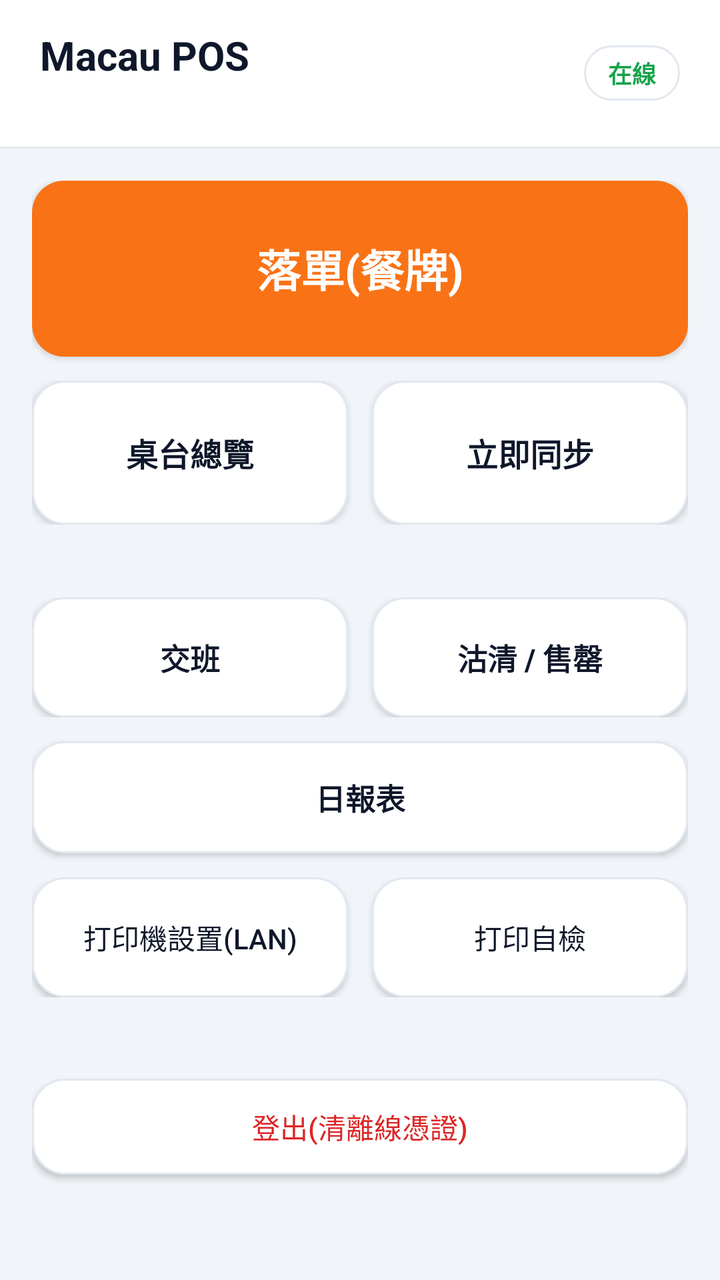
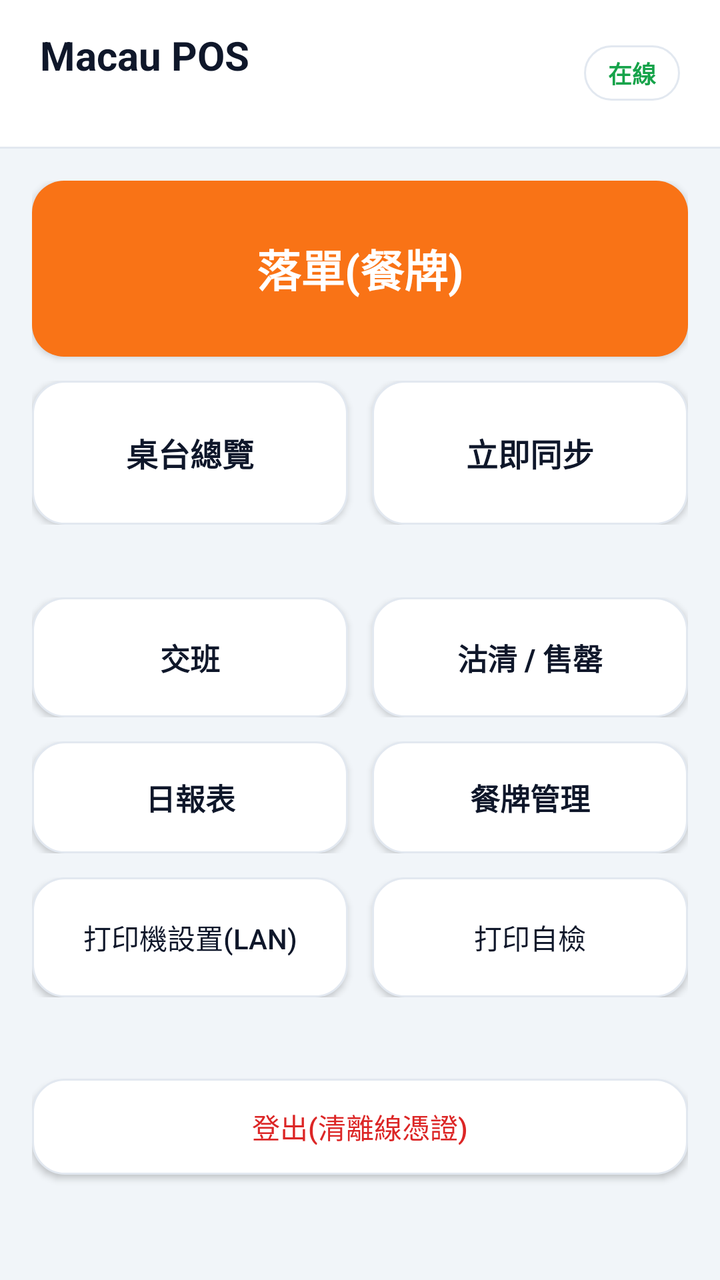

The first picture is an Android layout as it rendered before a commit; the second is the same layout after the commit. The layout source and the unified diff follow.
<!-- AndroidManifest.xml: application theme Theme.MacauposNative -->
<!-- res/layout/activity_home.xml -->
<?xml version="1.0" encoding="utf-8"?>
<LinearLayout xmlns:android="http://schemas.android.com/apk/res/android"
    android:layout_width="match_parent"
    android:layout_height="match_parent"
    android:orientation="vertical"
    android:background="@color/bg_screen">

    
    <LinearLayout
        android:layout_width="match_parent"
        android:layout_height="wrap_content"
        android:orientation="horizontal"
        android:gravity="center_vertical"
        android:background="@color/card"
        android:paddingHorizontal="20dp"
        android:paddingVertical="14dp">

        <LinearLayout
            android:layout_width="0dp"
            android:layout_height="wrap_content"
            android:layout_weight="1"
            android:orientation="vertical">

            <TextView
                android:id="@+id/txtStoreName"
                android:layout_width="wrap_content"
                android:layout_height="wrap_content"
                android:text="@string/home_title"
                android:textColor="@color/text_primary"
                android:textSize="20sp"
                android:textStyle="bold" />

            <TextView
                android:id="@+id/txtMeta"
                android:layout_width="wrap_content"
                android:layout_height="wrap_content"
                android:layout_marginTop="2dp"
                android:textColor="@color/text_secondary"
                android:textSize="12sp" />
        </LinearLayout>

        <TextView
            android:id="@+id/txtOffline"
            android:layout_width="wrap_content"
            android:layout_height="wrap_content"
            android:background="@drawable/bg_btn_outline"
            android:paddingHorizontal="12dp"
            android:paddingVertical="5dp"
            android:text="在線"
            android:textColor="@color/ok_green"
            android:textSize="12sp"
            android:textStyle="bold" />
    </LinearLayout>

    <View
        android:layout_width="match_parent"
        android:layout_height="1dp"
        android:background="@color/card_border" />

    
    <ScrollView
        android:layout_width="match_parent"
        android:layout_height="0dp"
        android:layout_weight="1"
        android:fillViewport="true">

        <LinearLayout
            android:layout_width="match_parent"
            android:layout_height="wrap_content"
            android:orientation="vertical"
            android:padding="16dp">

            
            <Button
                android:id="@+id/btnOrder"
                android:layout_width="match_parent"
                android:layout_height="88dp"
                android:background="@drawable/bg_btn_accent"
                android:text="落單(餐牌)"
                android:textColor="@color/card"
                android:textSize="22sp"
                android:textStyle="bold" />

            <LinearLayout
                android:layout_width="match_parent"
                android:layout_height="wrap_content"
                android:layout_marginTop="12dp"
                android:orientation="horizontal">

                <Button
                    android:id="@+id/btnTables"
                    android:layout_width="0dp"
                    android:layout_height="72dp"
                    android:layout_weight="1"
                    android:background="@drawable/bg_btn_outline"
                    android:text="桌台總覽"
                    android:textColor="@color/text_primary"
                    android:textSize="16sp"
                    android:textStyle="bold" />

                <Button
                    android:id="@+id/btnSync"
                    android:layout_width="0dp"
                    android:layout_height="72dp"
                    android:layout_marginStart="12dp"
                    android:layout_weight="1"
                    android:background="@drawable/bg_btn_outline"
                    android:text="立即同步"
                    android:textColor="@color/text_primary"
                    android:textSize="16sp"
                    android:textStyle="bold" />
            </LinearLayout>

            <TextView
                android:id="@+id/txtSyncState"
                android:layout_width="match_parent"
                android:layout_height="wrap_content"
                android:layout_marginTop="8dp"
                android:gravity="center"
                android:textColor="@color/text_secondary"
                android:textSize="12sp" />

            <LinearLayout
                android:layout_width="match_parent"
                android:layout_height="wrap_content"
                android:layout_marginTop="12dp"
                android:orientation="horizontal">

                <Button
                    android:id="@+id/btnShift"
                    android:layout_width="0dp"
                    android:layout_height="60dp"
                    android:layout_weight="1"
                    android:background="@drawable/bg_btn_outline"
                    android:text="交班"
                    android:textColor="@color/text_primary"
                    android:textSize="15sp"
                    android:textStyle="bold" />

                <Button
                    android:id="@+id/btnSoldOut"
                    android:layout_width="0dp"
                    android:layout_height="60dp"
                    android:layout_marginStart="12dp"
                    android:layout_weight="1"
                    android:background="@drawable/bg_btn_outline"
                    android:text="沽清 / 售罄"
                    android:textColor="@color/text_primary"
                    android:textSize="15sp"
                    android:textStyle="bold" />
            </LinearLayout>

            <Button
                android:id="@+id/btnReport"
                android:layout_width="match_parent"
                android:layout_height="56dp"
                android:layout_marginTop="12dp"
                android:background="@drawable/bg_btn_outline"
                android:text="日報表"
                android:textColor="@color/text_primary"
                android:textSize="15sp"
                android:textStyle="bold" />

            <LinearLayout
                android:layout_width="match_parent"
                android:layout_height="wrap_content"
                android:layout_marginTop="12dp"
                android:orientation="horizontal">

                <Button
                    android:id="@+id/btnPrinter"
                    android:layout_width="0dp"
                    android:layout_height="60dp"
                    android:layout_weight="1"
                    android:background="@drawable/bg_btn_outline"
                    android:text="打印機設置(LAN)"
                    android:textColor="@color/text_primary"
                    android:textSize="14sp" />

                <Button
                    android:id="@+id/btnSelfTest"
                    android:layout_width="0dp"
                    android:layout_height="60dp"
                    android:layout_marginStart="12dp"
                    android:layout_weight="1"
                    android:background="@drawable/bg_btn_outline"
                    android:text="打印自檢"
                    android:textColor="@color/text_primary"
                    android:textSize="14sp" />
            </LinearLayout>

            <TextView
                android:id="@+id/txtSelfTest"
                android:layout_width="match_parent"
                android:layout_height="wrap_content"
                android:layout_marginTop="6dp"
                android:fontFamily="monospace"
                android:gravity="center"
                android:textColor="@color/text_faint"
                android:textSize="11sp" />

            <Button
                android:id="@+id/btnLogout"
                android:layout_width="match_parent"
                android:layout_height="48dp"
                android:layout_marginTop="20dp"
                android:background="@drawable/bg_btn_outline"
                android:text="登出(清離線憑證)"
                android:textColor="@color/warn_red"
                android:textSize="14sp" />
        </LinearLayout>
    </ScrollView>
</LinearLayout>
<!-- resources referenced by this layout -->
<resources>
  <color name="bg_screen">#F1F5F9</color>
  <color name="card">#FFFFFF</color>
  <color name="card_border">#E2E8F0</color>
  <color name="ok_green">#16A34A</color>
  <color name="text_faint">#94A3B8</color>
  <color name="text_primary">#0F172A</color>
  <color name="text_secondary">#64748B</color>
  <color name="warn_red">#DC2626</color>
  <!-- drawable bg_btn_accent (drawable) -->
  <?xml version="1.0" encoding="utf-8"?>
  <selector xmlns:android="http://schemas.android.com/apk/res/android">
      <item android:state_pressed="true">
          <shape android:shape="rectangle">
              <solid android:color="@color/accent_deep" />
              <corners android:radius="16dp" />
          </shape>
      </item>
      <item android:state_enabled="false">
          <shape android:shape="rectangle">
              <solid android:color="#E2E8F0" />
              <corners android:radius="16dp" />
          </shape>
      </item>
      <item>
          <shape android:shape="rectangle">
              <solid android:color="@color/accent" />
              <corners android:radius="16dp" />
          </shape>
      </item>
  </selector>
  <!-- drawable bg_btn_outline (drawable) -->
  <?xml version="1.0" encoding="utf-8"?>
  <selector xmlns:android="http://schemas.android.com/apk/res/android">
      <item android:state_pressed="true">
          <shape android:shape="rectangle">
              <solid android:color="@color/chip_bg" />
              <corners android:radius="16dp" />
              <stroke android:width="1dp" android:color="@color/text_faint" />
          </shape>
      </item>
      <item>
          <shape android:shape="rectangle">
              <solid android:color="@color/card" />
              <corners android:radius="16dp" />
              <stroke android:width="1dp" android:color="@color/card_border" />
          </shape>
      </item>
  </selector>
  <string name="home_title">Macau POS</string>
  <style name="Theme.MacauposNative" parent="android:Theme.Material.Light.NoActionBar">
          <item name="android:statusBarColor">#F1F5F9</item>
          <item name="android:navigationBarColor">#FFFFFF</item>
          <item name="android:windowBackground">#F1F5F9</item>
          <item name="android:colorAccent">#F97316</item>
          <item name="android:windowLightStatusBar">true</item>
      </style>
  <color name="accent_deep">#EA580C</color>
  <color name="accent">#F97316</color>
  <color name="chip_bg">#F8FAFC</color>
</resources>

<!-- the commit's change to res/layout/activity_home.xml (unified diff, before → after) -->
@@ -150,16 +150,35 @@
                     android:textStyle="bold" />
             </LinearLayout>
 
-            <Button
-                android:id="@+id/btnReport"
-                android:layout_width="match_parent"
-                android:layout_height="56dp"
-                android:layout_marginTop="12dp"
-                android:background="@drawable/bg_btn_outline"
-                android:text="日報表"
-                android:textColor="@color/text_primary"
-                android:textSize="15sp"
-                android:textStyle="bold" />
+            <LinearLayout
+                android:layout_width="match_parent"
+                android:layout_height="wrap_content"
+                android:layout_marginTop="12dp"
+                android:orientation="horizontal">
+
+                <Button
+                    android:id="@+id/btnReport"
+                    android:layout_width="0dp"
+                    android:layout_height="56dp"
+                    android:layout_weight="1"
+                    android:background="@drawable/bg_btn_outline"
+                    android:text="日報表"
+                    android:textColor="@color/text_primary"
+                    android:textSize="15sp"
+                    android:textStyle="bold" />
+
+                <Button
+                    android:id="@+id/btnMenuAdmin"
+                    android:layout_width="0dp"
+                    android:layout_height="56dp"
+                    android:layout_marginStart="12dp"
+                    android:layout_weight="1"
+                    android:background="@drawable/bg_btn_outline"
+                    android:text="餐牌管理"
+                    android:textColor="@color/text_primary"
+                    android:textSize="15sp"
+                    android:textStyle="bold" />
+            </LinearLayout>
 
             <LinearLayout
                 android:layout_width="match_parent"
